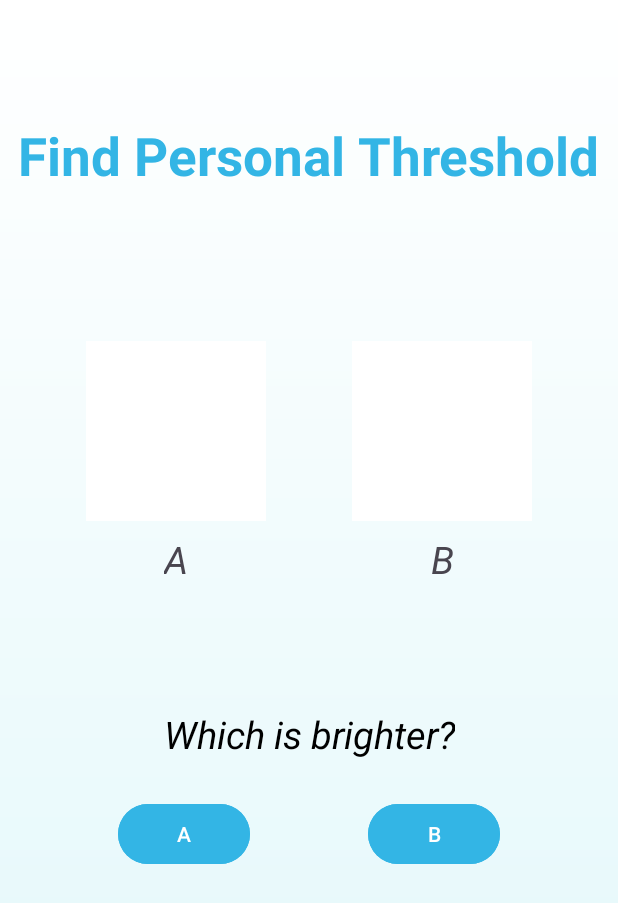
After one commit to RachelAvidanKing/Capstone-Project-App, an Android app: the layout activity_threshold.xml on its own in the app's theme, with its tools: preview values and no code run, on a phone screen of 412 x 824 dp. The commit adds this screen. Shown: the top 903 px of the screen. Run offline under Robolectric (Android 15) with nearby library versions, the phone set to English and light mode, and no system bars.

Commit message:
Personal threshold blue views created

```diff
--- a/app/build.gradle.kts
+++ b/app/build.gradle.kts
@@ -36,6 +36,10 @@ android {
     }
     kotlinOptions {
         jvmTarget = "1.8"
+    }
+
+    buildFeatures {
+        viewBinding=true
     }
 }
 
--- /dev/null
+++ b/app/src/main/res/drawable/bg_gradient.xml
@@ -0,0 +1,10 @@
+<?xml version="1.0" encoding="utf-8"?>
+<shape xmlns:android="http://schemas.android.com/apk/res/android"
+    android:shape="rectangle">
+
+    <gradient
+        android:angle="90"
+        android:startColor="#E0F7FA"
+        android:endColor="#FFFFFF"
+        android:type="linear"/>
+</shape>
--- /dev/null
+++ b/app/src/main/res/layout/activity_threshold.xml
@@ -0,0 +1,110 @@
+<?xml version="1.0" encoding="utf-8"?>
+<androidx.constraintlayout.widget.ConstraintLayout xmlns:android="http://schemas.android.com/apk/res/android"
+    xmlns:app="http://schemas.android.com/apk/res-auto"
+    android:layout_width="match_parent"
+    android:layout_height="match_parent"
+    android:background="@drawable/bg_gradient">
+
+    <!-- Title -->
+    <TextView
+        android:id="@+id/tvTitle"
+        android:layout_width="wrap_content"
+        android:layout_height="wrap_content"
+        android:text="Find Personal Threshold"
+        android:textSize="35sp"
+        android:textStyle="bold"
+        android:textColor="@android:color/holo_blue_light"
+        app:layout_constraintTop_toTopOf="parent"
+        app:layout_constraintStart_toStartOf="parent"
+        app:layout_constraintEnd_toEndOf="parent"
+        android:layout_marginTop="80dp" />
+
+    <!-- Square A -->
+    <View
+        android:id="@+id/viewA"
+        android:layout_width="120dp"
+        android:layout_height="120dp"
+        android:background="@color/white"
+        app:layout_constraintTop_toBottomOf="@id/tvTitle"
+        app:layout_constraintStart_toStartOf="parent"
+        app:layout_constraintEnd_toStartOf="@id/viewB"
+        app:layout_constraintHorizontal_chainStyle="spread"
+        android:layout_marginTop="100dp"/>
+
+    <!-- Square B -->
+    <View
+        android:id="@+id/viewB"
+        android:layout_width="120dp"
+        android:layout_height="120dp"
+        android:background="@color/white"
+        app:layout_constraintTop_toBottomOf="@id/tvTitle"
+        app:layout_constraintStart_toEndOf="@id/viewA"
+        app:layout_constraintEnd_toEndOf="parent"
+        android:layout_marginTop="100dp"/>
+
+    <!-- Text below square A -->
+    <TextView
+        android:id="@+id/labelA"
+        android:layout_width="wrap_content"
+        android:layout_height="wrap_content"
+        android:text="A"
+        android:textSize="25sp"
+        android:textStyle="italic"
+        app:layout_constraintTop_toBottomOf="@id/viewA"
+        app:layout_constraintStart_toStartOf="@id/viewA"
+        app:layout_constraintEnd_toEndOf="@id/viewA"
+        android:layout_marginTop="8dp"/>
+
+    <!-- Text below square B -->
+    <TextView
+        android:id="@+id/labelB"
+        android:layout_width="wrap_content"
+        android:layout_height="wrap_content"
+        android:text="B"
+        android:textSize="25sp"
+        android:textStyle="italic"
+        app:layout_constraintTop_toBottomOf="@id/viewB"
+        app:layout_constraintStart_toStartOf="@id/viewB"
+        app:layout_constraintEnd_toEndOf="@id/viewB"
+        android:layout_marginTop="8dp"/>
+
+    <!-- שאלה -->
+    <TextView
+        android:id="@+id/tvQuestion"
+        android:layout_width="wrap_content"
+        android:layout_height="wrap_content"
+        android:text="Which is brighter?"
+        android:textSize="25sp"
+        android:textStyle="italic"
+        android:textColor="@android:color/black"
+        app:layout_constraintTop_toBottomOf="@id/labelA"
+        app:layout_constraintStart_toStartOf="parent"
+        app:layout_constraintEnd_toEndOf="parent"
+        android:layout_marginTop="82dp"/>
+
+    <!-- כפתור A -->
+    <Button
+        android:id="@+id/btnA"
+        android:layout_width="wrap_content"
+        android:layout_height="wrap_content"
+        android:text="A"
+        android:backgroundTint="@android:color/holo_blue_light"
+        app:layout_constraintTop_toBottomOf="@id/tvQuestion"
+        app:layout_constraintStart_toStartOf="parent"
+        app:layout_constraintEnd_toStartOf="@id/btnB"
+        app:layout_constraintHorizontal_chainStyle="spread"
+        android:layout_marginTop="25dp"/>
+
+    <!-- כפתור B -->
+    <Button
+        android:id="@+id/btnB"
+        android:layout_width="wrap_content"
+        android:layout_height="wrap_content"
+        android:text="B"
+        android:backgroundTint="@android:color/holo_blue_light"
+        app:layout_constraintTop_toBottomOf="@id/tvQuestion"
+        app:layout_constraintStart_toEndOf="@id/btnA"
+        app:layout_constraintEnd_toEndOf="parent"
+        android:layout_marginTop="25dp"/>
+
+</androidx.constraintlayout.widget.ConstraintLayout>
--- a/gradle/libs.versions.toml
+++ b/gradle/libs.versions.toml
@@ -1,5 +1,5 @@
 [versions]
-agp = "8.13.0"
+agp = "8.9.0"
 kotlin = "2.0.21"
 coreKtx = "1.17.0"
 junit = "4.13.2"
```
Also changed, not shown: app/src/main/java/com/example/capstone_project_application/MainActivity.kt (+8 -0 lines), app/src/main/java/com/example/capstone_project_application/logic/ThresholdActivity.kt (added, +54 -0 lines), app/src/main/res/layout/activity_main.xml (+19 -21 lines), app/src/main/res/values/colors.xml (+10 -0 lines).
